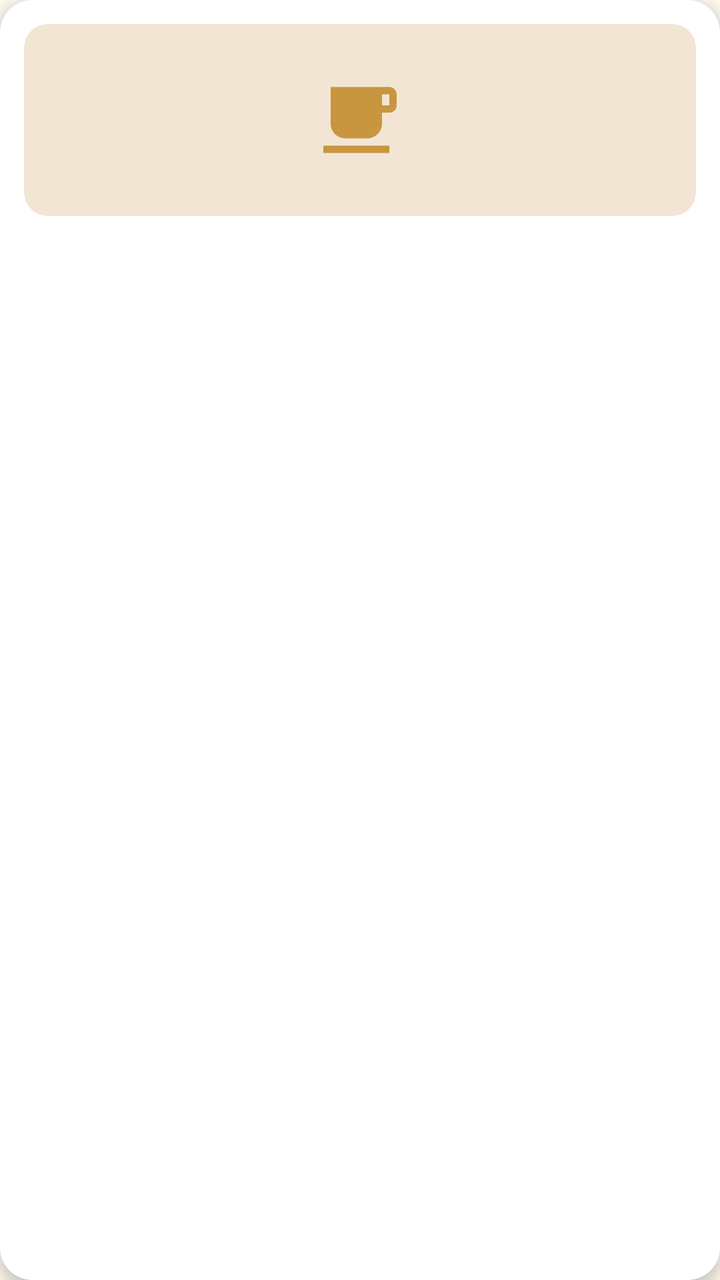
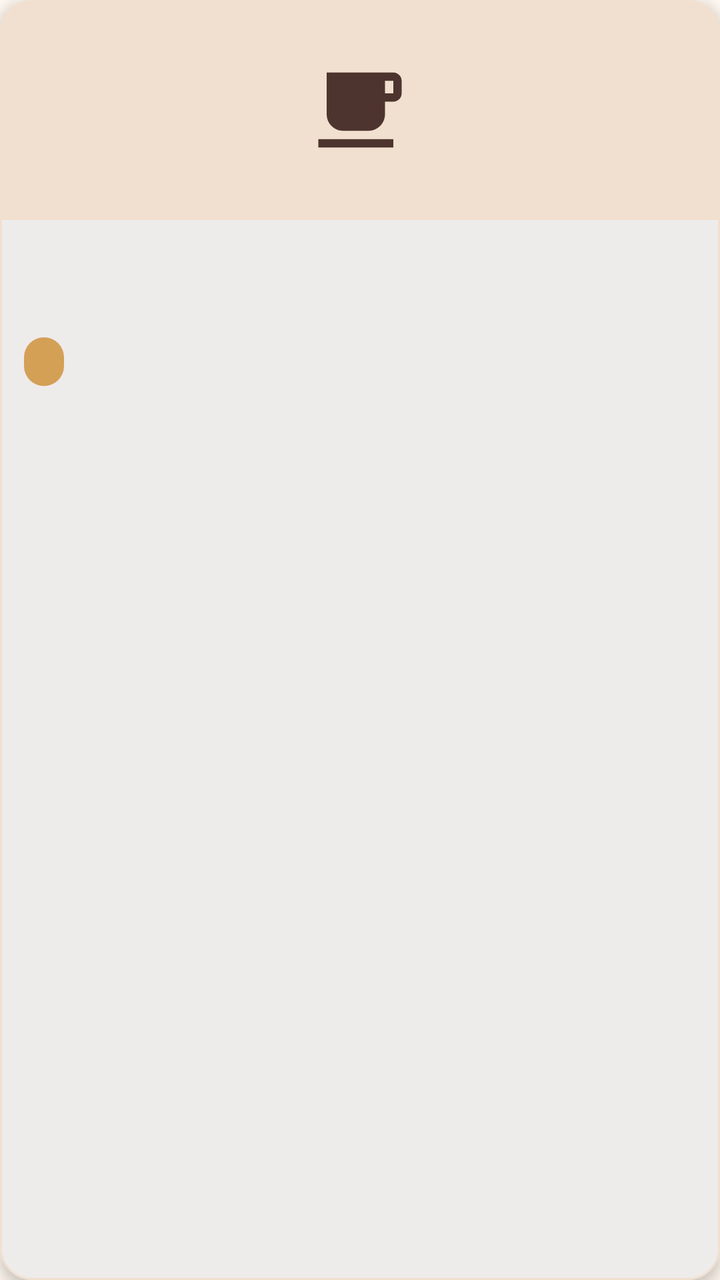

The first picture is an Android layout as it rendered before a commit; the second is the same layout after the commit. The layout source and the unified diff follow.
<!-- AndroidManifest.xml: application theme Theme.AndesCafe -->
<!-- res/layout/item_product.xml -->
<?xml version="1.0" encoding="utf-8"?>
<com.google.android.material.card.MaterialCardView style="@style/Widget.AndesCafe.Card"   xmlns:android="http://schemas.android.com/apk/res/android" xmlns:app="http://schemas.android.com/apk/res-auto" android:layout_width="match_parent" android:layout_height="wrap_content" android:layout_margin="6dp" android:clickable="true" android:focusable="true"><LinearLayout android:layout_width="match_parent" android:layout_height="wrap_content" android:orientation="vertical" android:padding="12dp" ><FrameLayout android:layout_width="match_parent" android:layout_height="96dp" android:background="@drawable/bg_product_image"><ImageView android:layout_width="44dp" android:layout_height="44dp" android:src="@drawable/ic_cup" app:tint="@color/caramel" android:layout_gravity="center"/></FrameLayout><TextView android:id="@+id/tvCategory" android:layout_width="wrap_content" android:layout_height="wrap_content" android:text="" android:textAppearance="@style/Text.Caption" android:layout_marginTop="8dp"/><TextView android:id="@+id/tvName" android:layout_width="wrap_content" android:layout_height="wrap_content" android:text="" android:textAppearance="@style/Text.Body" android:textStyle="bold" android:maxLines="2" android:minLines="2"/><TextView android:id="@+id/tvPrice" android:layout_width="wrap_content" android:layout_height="wrap_content" android:text="" android:textAppearance="@style/Text.Price" /></LinearLayout></com.google.android.material.card.MaterialCardView>
<!-- resources referenced by this layout -->
<resources>
  <color name="caramel">#C8963E</color>
  <!-- drawable bg_product_image (drawable) -->
  <?xml version="1.0" encoding="utf-8"?>
  <shape xmlns:android="http://schemas.android.com/apk/res/android" android:shape="rectangle">
      <solid android:color="#F3E5D3"/>
      <corners android:radius="12dp"/>
  </shape>
  <!-- drawable ic_cup (drawable) -->
  <?xml version="1.0" encoding="utf-8"?>
  <vector xmlns:android="http://schemas.android.com/apk/res/android" android:width="24dp" android:height="24dp" android:viewportWidth="24" android:viewportHeight="24">
      <path android:fillColor="@color/coffee" android:pathData="M2,21h18v-2H2v2zM20,8h-2V5h2v3zM20,3H4v10c0,2.21 1.79,4 4,4h6c2.21,0 4,-1.79 4,-4v-3h2c1.11,0 2,-0.9 2,-2V5c0,-1.11 -0.89,-2 -2,-2z"/>
  </vector>
  <style name="Text.Body" parent="TextAppearance.MaterialComponents.Body1">
          <item name="android:textColor">@color/text_primary</item>
          <item name="android:textSize">@dimen/text_body</item>
      </style>
  <style name="Text.Caption" parent="TextAppearance.MaterialComponents.Caption">
          <item name="android:textColor">@color/text_secondary</item>
          <item name="android:textSize">@dimen/text_caption</item>
      </style>
  <style name="Text.Price" parent="Text.Body">
          <item name="android:textColor">@color/coffee</item>
          <item name="android:textStyle">bold</item>
      </style>
  <style name="Widget.AndesCafe.Card" parent="Widget.MaterialComponents.CardView">
          <item name="cardCornerRadius">@dimen/radius</item>
          <item name="cardElevation">4dp</item>
          <item name="cardBackgroundColor">@color/surface</item>
      </style>
  <style name="Theme.AndesCafe" parent="Theme.MaterialComponents.Light.NoActionBar">
          <item name="colorPrimary">@color/coffee</item>
          <item name="colorPrimaryVariant">@color/coffee_dark</item>
          <item name="colorOnPrimary">@color/white</item>
          <item name="colorSecondary">@color/caramel</item>
          <item name="colorSecondaryVariant">@color/caramel</item>
          <item name="colorOnSecondary">@color/white</item>
          <item name="colorSurface">@color/surface</item>
          <item name="colorError">@color/error</item>
          <item name="android:windowBackground">@color/cream</item>
          <item name="android:statusBarColor">@color/coffee_dark</item>
          <item name="android:textColorPrimary">@color/text_primary</item>
      </style>
  <color name="coffee">#5D4037</color>
  <color name="text_primary">#2B1D16</color>
  <dimen name="text_body">15sp</dimen>
  <color name="text_secondary">#7A6A60</color>
  <dimen name="text_caption">12sp</dimen>
  <dimen name="radius">16dp</dimen>
  <color name="surface">#FFFFFF</color>
  <color name="coffee_dark">#3E2723</color>
  <color name="white">#FFFFFF</color>
  <color name="error">#B3261E</color>
  <color name="cream">#FFF8F0</color>
</resources>

<!-- the commit's change to res/layout/item_product.xml (unified diff, before → after) -->
@@ -1,2 +1,11 @@
 <?xml version="1.0" encoding="utf-8"?>
-<com.google.android.material.card.MaterialCardView style="@style/Widget.AndesCafe.Card"   xmlns:android="http://schemas.android.com/apk/res/android" xmlns:app="http://schemas.android.com/apk/res-auto" android:layout_width="match_parent" android:layout_height="wrap_content" android:layout_margin="6dp" android:clickable="true" android:focusable="true"><LinearLayout android:layout_width="match_parent" android:layout_height="wrap_content" android:orientation="vertical" android:padding="12dp" ><FrameLayout android:layout_width="match_parent" android:layout_height="96dp" android:background="@drawable/bg_product_image"><ImageView android:layout_width="44dp" android:layout_height="44dp" android:src="@drawable/ic_cup" app:tint="@color/caramel" android:layout_gravity="center"/></FrameLayout><TextView android:id="@+id/tvCategory" android:layout_width="wrap_content" android:layout_height="wrap_content" android:text="" android:textAppearance="@style/Text.Caption" android:layout_marginTop="8dp"/><TextView android:id="@+id/tvName" android:layout_width="wrap_content" android:layout_height="wrap_content" android:text="" android:textAppearance="@style/Text.Body" android:textStyle="bold" android:maxLines="2" android:minLines="2"/><TextView android:id="@+id/tvPrice" android:layout_width="wrap_content" android:layout_height="wrap_content" android:text="" android:textAppearance="@style/Text.Price" /></LinearLayout></com.google.android.material.card.MaterialCardView>
+<com.google.android.material.card.MaterialCardView xmlns:android="http://schemas.android.com/apk/res/android" xmlns:app="http://schemas.android.com/apk/res-auto" xmlns:tools="http://schemas.android.com/tools" style="@style/Widget.AndesCafe.Card" android:layout_width="match_parent" android:layout_height="wrap_content" android:layout_margin="6dp" android:clickable="true" android:focusable="true">
+    <LinearLayout android:layout_width="match_parent" android:layout_height="wrap_content" android:orientation="vertical">
+        <ImageView android:id="@+id/ivImage" android:layout_width="match_parent" android:layout_height="110dp" android:background="@drawable/bg_product_image" android:padding="30dp" android:src="@drawable/ic_coffee" android:contentDescription="@null" app:tint="@color/cafe_primary"/>
+        <LinearLayout android:layout_width="match_parent" android:layout_height="wrap_content" android:orientation="vertical" android:padding="12dp">
+            <TextView android:id="@+id/tvTitle" android:layout_width="wrap_content" android:layout_height="wrap_content" android:textAppearance="@style/TextAppearance.AndesCafe.Title"/>
+            <TextView android:id="@+id/tvSubtitle" android:layout_width="wrap_content" android:layout_height="wrap_content" android:textAppearance="@style/TextAppearance.AndesCafe.Body"/>
+            <TextView android:id="@+id/tvTrailing" android:layout_width="wrap_content" android:layout_height="wrap_content" android:layout_marginTop="6dp" android:background="@drawable/bg_badge" android:textAppearance="@style/TextAppearance.AndesCafe.Label" android:textColor="@color/cafe_primary_dark"/>
+        </LinearLayout>
+    </LinearLayout>
+</com.google.android.material.card.MaterialCardView>
<!-- resource entries referenced after the edit -->
@@ -1,57 +1,73 @@
 <!-- resources referenced by this layout -->
 <resources>
-  <color name="caramel">#C8963E</color>
+  <color name="cafe_primary">#4E342E</color>
+  <color name="cafe_primary_dark">#2B1B17</color>
+  <!-- drawable bg_badge (drawable) -->
+  <?xml version="1.0" encoding="utf-8"?>
+  <shape xmlns:android="http://schemas.android.com/apk/res/android" android:shape="rectangle">
+      <solid android:color="@color/cafe_accent"/>
+      <corners android:radius="12dp"/>
+      <padding android:left="10dp" android:right="10dp" android:top="4dp" android:bottom="4dp"/>
+  </shape>
   <!-- drawable bg_product_image (drawable) -->
   <?xml version="1.0" encoding="utf-8"?>
   <shape xmlns:android="http://schemas.android.com/apk/res/android" android:shape="rectangle">
-      <solid android:color="#F3E5D3"/>
-      <corners android:radius="12dp"/>
+      <solid android:color="@color/cafe_container"/>
+      <corners android:topLeftRadius="16dp" android:topRightRadius="16dp"/>
   </shape>
-  <!-- drawable ic_cup (drawable) -->
+  <!-- drawable ic_coffee (drawable) -->
   <?xml version="1.0" encoding="utf-8"?>
-  <vector xmlns:android="http://schemas.android.com/apk/res/android" android:width="24dp" android:height="24dp" android:viewportWidth="24" android:viewportHeight="24">
-      <path android:fillColor="@color/coffee" android:pathData="M2,21h18v-2H2v2zM20,8h-2V5h2v3zM20,3H4v10c0,2.21 1.79,4 4,4h6c2.21,0 4,-1.79 4,-4v-3h2c1.11,0 2,-0.9 2,-2V5c0,-1.11 -0.89,-2 -2,-2z"/>
+  <vector xmlns:android="http://schemas.android.com/apk/res/android" android:width="24dp" android:height="24dp"
+      android:viewportWidth="24" android:viewportHeight="24">
+      <path android:fillColor="#FF000000" android:pathData="M2,21h18v-2H2v2zM20,8h-2L18,5h2v3zM20,3L4,3v10c0,2.21 1.79,4 4,4h6c2.21,0 4,-1.79 4,-4v-3h2c1.11,0 2,-0.89 2,-2L22,5c0,-1.11 -0.89,-2 -2,-2z"/>
   </vector>
-  <style name="Text.Body" parent="TextAppearance.MaterialComponents.Body1">
-          <item name="android:textColor">@color/text_primary</item>
-          <item name="android:textSize">@dimen/text_body</item>
+  <style name="TextAppearance.AndesCafe.Body" parent="TextAppearance.Material3.BodyMedium">
+          <item name="android:textColor">@color/cafe_on_surface_variant</item>
       </style>
-  <style name="Text.Caption" parent="TextAppearance.MaterialComponents.Caption">
-          <item name="android:textColor">@color/text_secondary</item>
-          <item name="android:textSize">@dimen/text_caption</item>
+  <style name="TextAppearance.AndesCafe.Label" parent="TextAppearance.Material3.LabelMedium">
+          <item name="android:textColor">@color/cafe_primary_light</item>
       </style>
-  <style name="Text.Price" parent="Text.Body">
-          <item name="android:textColor">@color/coffee</item>
+  <style name="TextAppearance.AndesCafe.Title" parent="TextAppearance.Material3.TitleMedium">
+          <item name="android:textColor">@color/cafe_on_surface</item>
           <item name="android:textStyle">bold</item>
       </style>
-  <style name="Widget.AndesCafe.Card" parent="Widget.MaterialComponents.CardView">
-          <item name="cardCornerRadius">@dimen/radius</item>
+  <style name="Widget.AndesCafe.Card" parent="Widget.Material3.CardView.Elevated">
+          <item name="cardCornerRadius">@dimen/corner_card</item>
           <item name="cardElevation">4dp</item>
-          <item name="cardBackgroundColor">@color/surface</item>
+          <item name="cardBackgroundColor">@color/cafe_surface</item>
+          <item name="strokeColor">@color/cafe_container</item>
+          <item name="strokeWidth">1dp</item>
       </style>
-  <style name="Theme.AndesCafe" parent="Theme.MaterialComponents.Light.NoActionBar">
-          <item name="colorPrimary">@color/coffee</item>
-          <item name="colorPrimaryVariant">@color/coffee_dark</item>
+  <style name="Theme.AndesCafe" parent="Theme.Material3.Light.NoActionBar">
+          <item name="colorPrimary">@color/cafe_primary</item>
           <item name="colorOnPrimary">@color/white</item>
-          <item name="colorSecondary">@color/caramel</item>
-          <item name="colorSecondaryVariant">@color/caramel</item>
-          <item name="colorOnSecondary">@color/white</item>
-          <item name="colorSurface">@color/surface</item>
-          <item name="colorError">@color/error</item>
-          <item name="android:windowBackground">@color/cream</item>
-          <item name="android:statusBarColor">@color/coffee_dark</item>
-          <item name="android:textColorPrimary">@color/text_primary</item>
+          <item name="colorPrimaryContainer">@color/cafe_container</item>
+          <item name="colorOnPrimaryContainer">@color/cafe_primary_dark</item>
+          <item name="colorSecondary">@color/cafe_accent</item>
+          <item name="colorOnSecondary">@color/cafe_primary_dark</item>
+          <item name="colorSurface">@color/cafe_surface</item>
+          <item name="colorOnSurface">@color/cafe_on_surface</item>
+          <item name="android:colorBackground">@color/cafe_background</item>
+          <item name="android:windowBackground">@color/cafe_background</item>
+          <item name="android:statusBarColor">@color/cafe_primary_dark</item>
+          <item name="android:navigationBarColor">@color/cafe_primary_dark</item>
+          <item name="materialButtonStyle">@style/Widget.AndesCafe.Button</item>
       </style>
-  <color name="coffee">#5D4037</color>
-  <color name="text_primary">#2B1D16</color>
-  <dimen name="text_body">15sp</dimen>
-  <color name="text_secondary">#7A6A60</color>
-  <dimen name="text_caption">12sp</dimen>
-  <dimen name="radius">16dp</dimen>
-  <color name="surface">#FFFFFF</color>
-  <color name="coffee_dark">#3E2723</color>
+  <color name="cafe_accent">#D4A056</color>
+  <color name="cafe_container">#F1E0CF</color>
+  <color name="cafe_on_surface_variant">#7A6258</color>
+  <color name="cafe_primary_light">#8D6E63</color>
+  <color name="cafe_on_surface">#3E2723</color>
+  <dimen name="corner_card">16dp</dimen>
+  <color name="cafe_surface">#FFFFFF</color>
   <color name="white">#FFFFFF</color>
-  <color name="error">#B3261E</color>
-  <color name="cream">#FFF8F0</color>
+  <color name="cafe_background">#FFF8F0</color>
+  <style name="Widget.AndesCafe.Button" parent="Widget.Material3.Button">
+          <item name="backgroundTint">@color/cafe_primary</item>
+          <item name="android:textColor">@color/white</item>
+          <item name="android:minHeight">52dp</item>
+          <item name="cornerRadius">@dimen/corner_button</item>
+      </style>
+  <dimen name="corner_button">14dp</dimen>
 </resources>
 
